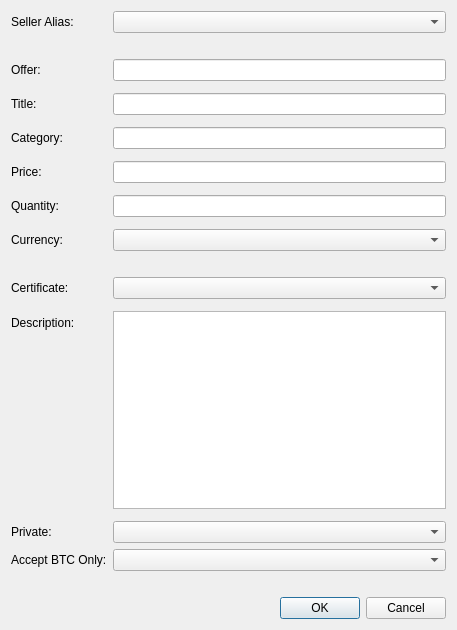
Old version of the form src/qt/forms/editofferdialog.ui in the repository willyko/syscoin2.
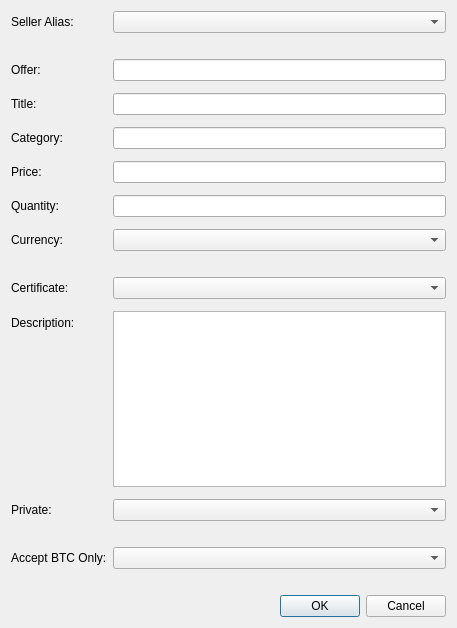
New version of the form.

```diff
--- a/src/qt/forms/editofferdialog.ui
+++ b/src/qt/forms/editofferdialog.ui
@@ -7,7 +7,7 @@
     <x>0</x>
     <y>0</y>
     <width>457</width>
-    <height>630</height>
+    <height>628</height>
    </rect>
   </property>
   <property name="windowTitle">
@@ -186,17 +186,17 @@
        </property>
       </widget>
      </item>
-     <item row="21" column="0">
+     <item row="22" column="0">
       <widget class="QLabel" name="label_3">
        <property name="text">
         <string>Accept BTC Only:</string>
        </property>
       </widget>
      </item>
-     <item row="21" column="1">
-      <widget class="QComboBox" name="acceptBTCOnlyEdit"/>
-     </item>
      <item row="22" column="1">
+      <widget class="QComboBox" name="acceptBTCOnlyEdit"/>
+     </item>
+     <item row="23" column="1">
       <widget class="QLabel" name="btcOnlyDisclaimer">
        <property name="text">
         <string/>
@@ -206,6 +206,16 @@
        </property>
       </widget>
      </item>
+     <item row="21" column="1">
+      <widget class="QLabel" name="privateDisclaimer">
+       <property name="text">
+        <string/>
+       </property>
+       <property name="wordWrap">
+        <bool>true</bool>
+       </property>
+      </widget>
+     </item>
     </layout>
    </item>
    <item>
```
